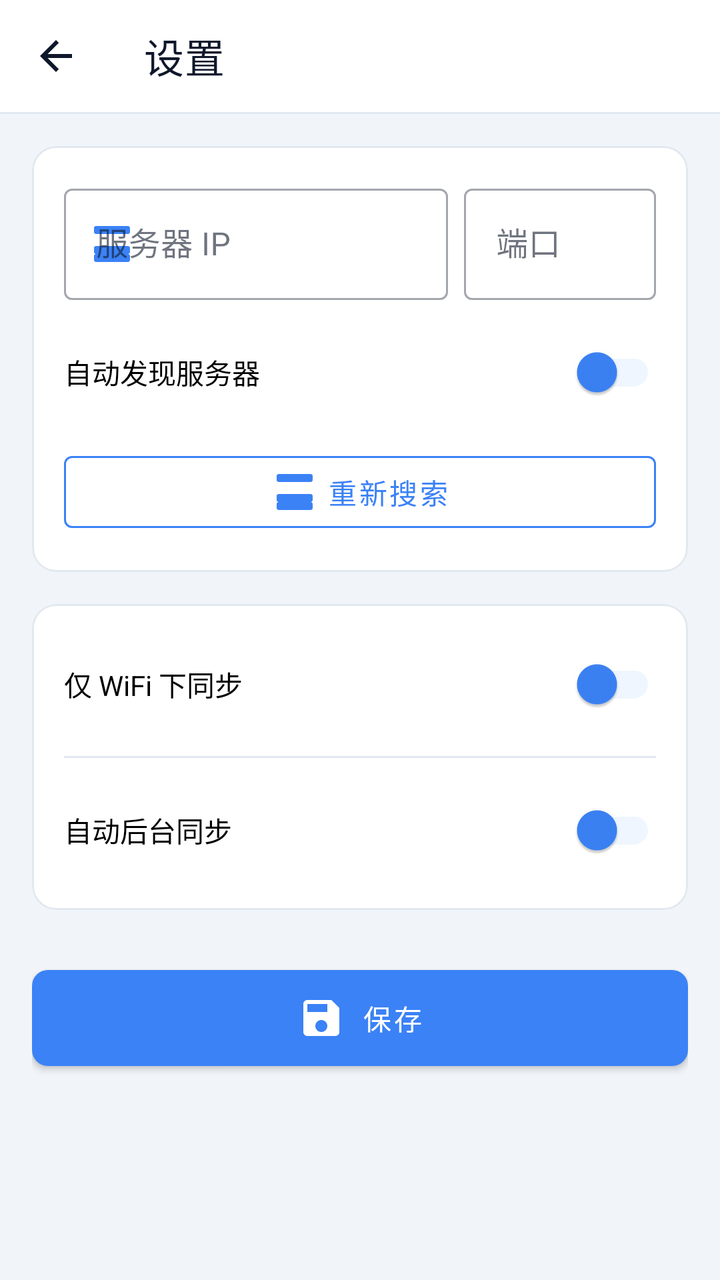
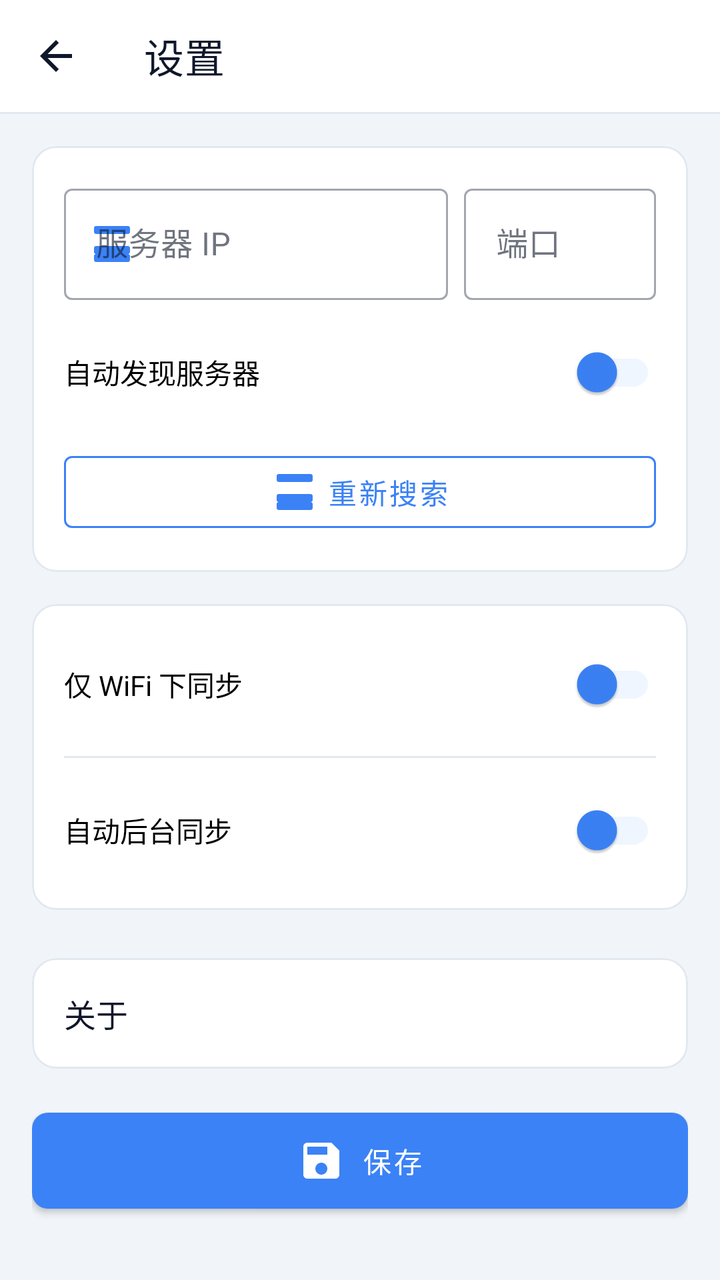

An Android layout rendered at two revisions. The XML below is the earlier revision; the diff shows what the commit changed to produce the second picture.
<!-- AndroidManifest.xml: activity theme Theme.YybaCloud.NoActionBar -->
<!-- res/layout/activity_settings.xml -->
<?xml version="1.0" encoding="utf-8"?>
<LinearLayout xmlns:android="http://schemas.android.com/apk/res/android"
    xmlns:app="http://schemas.android.com/apk/res-auto"
    android:layout_width="match_parent"
    android:layout_height="match_parent"
    android:background="@color/page_bg"
    android:orientation="vertical">

    <com.google.android.material.appbar.MaterialToolbar
        android:id="@+id/toolbar"
        android:layout_width="match_parent"
        android:layout_height="?attr/actionBarSize"
        android:background="@color/surface"
        android:elevation="0dp"
        app:navigationIcon="@drawable/ic_back"
        app:navigationIconTint="@color/text_primary"
        app:title="@string/settings"
        app:titleTextColor="@color/text_primary" />

    <View
        android:layout_width="match_parent"
        android:layout_height="1dp"
        android:background="@color/divider" />

    <ScrollView
        android:layout_width="match_parent"
        android:layout_height="0dp"
        android:layout_weight="1"
        android:fillViewport="true">

        <LinearLayout
            android:layout_width="match_parent"
            android:layout_height="wrap_content"
            android:orientation="vertical"
            android:padding="@dimen/spacing_lg">

            <com.google.android.material.card.MaterialCardView
                style="@style/Widget.Yyba.Card"
                android:layout_width="match_parent"
                android:layout_height="wrap_content"
                android:layout_marginBottom="@dimen/spacing_lg">

                <LinearLayout
                    android:layout_width="match_parent"
                    android:layout_height="wrap_content"
                    android:orientation="vertical"
                    android:padding="@dimen/spacing_lg">

                    <LinearLayout
                        android:layout_width="match_parent"
                        android:layout_height="wrap_content"
                        android:layout_marginBottom="@dimen/spacing_md"
                        android:baselineAligned="false"
                        android:orientation="horizontal">

                        <com.google.android.material.textfield.TextInputLayout
                            android:layout_width="0dp"
                            android:layout_height="wrap_content"
                            android:layout_marginEnd="@dimen/spacing_sm"
                            android:layout_weight="2"
                            app:startIconDrawable="@drawable/ic_server"
                            app:startIconTint="@color/primary"
                            style="@style/Widget.MaterialComponents.TextInputLayout.OutlinedBox">

                            <com.google.android.material.textfield.TextInputEditText
                                android:id="@+id/etServerHost"
                                android:layout_width="match_parent"
                                android:layout_height="wrap_content"
                                android:hint="@string/server_host"
                                android:inputType="text" />
                        </com.google.android.material.textfield.TextInputLayout>

                        <com.google.android.material.textfield.TextInputLayout
                            android:layout_width="0dp"
                            android:layout_height="wrap_content"
                            android:layout_weight="1"
                            style="@style/Widget.MaterialComponents.TextInputLayout.OutlinedBox">

                            <com.google.android.material.textfield.TextInputEditText
                                android:id="@+id/etServerPort"
                                android:layout_width="match_parent"
                                android:layout_height="wrap_content"
                                android:hint="@string/server_port"
                                android:inputType="number" />
                        </com.google.android.material.textfield.TextInputLayout>
                    </LinearLayout>

                    <com.google.android.material.switchmaterial.SwitchMaterial
                        android:id="@+id/switchAutoDiscover"
                        android:layout_width="match_parent"
                        android:layout_height="wrap_content"
                        android:layout_marginBottom="@dimen/spacing_md"
                        android:text="@string/auto_discover"
                        app:thumbTint="@color/primary"
                        app:trackTint="@color/primary_light" />

                    <com.google.android.material.button.MaterialButton
                        android:id="@+id/btnRediscover"
                        style="@style/Widget.MaterialComponents.Button.OutlinedButton"
                        android:layout_width="match_parent"
                        android:layout_height="wrap_content"
                        android:text="@string/rediscover"
                        app:icon="@drawable/ic_server"
                        app:strokeColor="@color/primary" />
                </LinearLayout>
            </com.google.android.material.card.MaterialCardView>

            <com.google.android.material.card.MaterialCardView
                style="@style/Widget.Yyba.Card"
                android:layout_width="match_parent"
                android:layout_height="wrap_content"
                android:layout_marginBottom="@dimen/spacing_xl">

                <LinearLayout
                    android:layout_width="match_parent"
                    android:layout_height="wrap_content"
                    android:orientation="vertical"
                    android:padding="@dimen/spacing_lg">

                    <com.google.android.material.switchmaterial.SwitchMaterial
                        android:id="@+id/switchWifiOnly"
                        android:layout_width="match_parent"
                        android:layout_height="wrap_content"
                        android:text="@string/wifi_only_sync"
                        app:thumbTint="@color/primary"
                        app:trackTint="@color/primary_light" />

                    <View
                        android:layout_width="match_parent"
                        android:layout_height="1dp"
                        android:layout_marginVertical="@dimen/spacing_md"
                        android:background="@color/divider" />

                    <com.google.android.material.switchmaterial.SwitchMaterial
                        android:id="@+id/switchAutoSync"
                        android:layout_width="match_parent"
                        android:layout_height="wrap_content"
                        android:text="@string/auto_sync"
                        app:thumbTint="@color/primary"
                        app:trackTint="@color/primary_light" />
                </LinearLayout>
            </com.google.android.material.card.MaterialCardView>

            <com.google.android.material.button.MaterialButton
                android:id="@+id/btnSave"
                style="@style/Widget.Yyba.Button"
                android:layout_width="match_parent"
                android:layout_height="wrap_content"
                android:text="@string/save"
                app:icon="@drawable/ic_save" />
        </LinearLayout>
    </ScrollView>
</LinearLayout>
<!-- resources referenced by this layout -->
<resources>
  <color name="divider">#E2E8F0</color>
  <color name="page_bg">#F1F5F9</color>
  <color name="primary">#3B82F6</color>
  <color name="primary_light">#EFF6FF</color>
  <color name="surface">#FFFFFF</color>
  <color name="text_primary">#0F172A</color>
  <dimen name="spacing_lg">16dp</dimen>
  <dimen name="spacing_md">12dp</dimen>
  <dimen name="spacing_sm">8dp</dimen>
  <dimen name="spacing_xl">24dp</dimen>
  <!-- drawable ic_back (drawable) -->
  <?xml version="1.0" encoding="utf-8"?>
  <vector xmlns:android="http://schemas.android.com/apk/res/android"
      android:width="24dp"
      android:height="24dp"
      android:viewportWidth="24"
      android:viewportHeight="24">
      <path
          android:fillColor="#FF000000"
          android:pathData="M20,11H7.83l5.59,-5.59L12,4l-8,8 8,8 1.41,-1.41L7.83,13H20v-2z" />
  </vector>
  <!-- drawable ic_save (drawable) -->
  <?xml version="1.0" encoding="utf-8"?>
  <vector xmlns:android="http://schemas.android.com/apk/res/android"
      android:width="24dp"
      android:height="24dp"
      android:viewportWidth="24"
      android:viewportHeight="24">
      <path
          android:fillColor="#FF000000"
          android:pathData="M17,3H5c-1.11,0 -2,0.9 -2,2v14c0,1.1 0.89,2 2,2h14c1.1,0 2,-0.9 2,-2V7l-4,-4zM12,19c-1.66,0 -3,-1.34 -3,-3s1.34,-3 3,-3 3,1.34 3,3 -1.34,3 -3,3zM15,9H5V5h10v4z" />
  </vector>
  <!-- drawable ic_server (drawable) -->
  <?xml version="1.0" encoding="utf-8"?>
  <vector xmlns:android="http://schemas.android.com/apk/res/android"
      android:width="24dp"
      android:height="24dp"
      android:viewportWidth="24"
      android:viewportHeight="24">
      <path
          android:fillColor="#FF000000"
          android:pathData="M20,13H4c-0.55,0 -1,0.45 -1,1v2c0,0.55 0.45,1 1,1h16c0.55,0 1,-0.45 1,-1v-2c0,-0.55 -0.45,-1 -1,-1zM4,7h16c0.55,0 1,-0.45 1,-1V4c0,-0.55 -0.45,-1 -1,-1H4c-0.55,0 -1,0.45 -1,1v2c0,0.55 0.45,1 1,1zM4,21h16c0.55,0 1,-0.45 1,-1v-2c0,-0.55 -0.45,-1 -1,-1H4c-0.55,0 -1,0.45 -1,1v2c0,0.55 0.45,1 1,1z" />
  </vector>
  <string name="auto_discover">自动发现服务器</string>
  <string name="auto_sync">自动后台同步</string>
  <string name="rediscover">重新搜索</string>
  <string name="save">保存</string>
  <string name="server_host">服务器 IP</string>
  <string name="server_port">端口</string>
  <string name="settings">设置</string>
  <string name="wifi_only_sync">仅 WiFi 下同步</string>
  <style name="Widget.Yyba.Button" parent="Widget.MaterialComponents.Button">
          <item name="cornerRadius">@dimen/radius_sm</item>
          <item name="android:textAllCaps">false</item>
          <item name="android:paddingTop">12dp</item>
          <item name="android:paddingBottom">12dp</item>
          <item name="iconGravity">textStart</item>
          <item name="iconPadding">8dp</item>
          <item name="iconTint">@android:color/white</item>
          <item name="backgroundTint">@color/primary</item>
      </style>
  <style name="Widget.Yyba.Card" parent="Widget.MaterialComponents.CardView">
          <item name="cardCornerRadius">@dimen/radius_md</item>
          <item name="cardElevation">0dp</item>
          <item name="strokeWidth">@dimen/card_stroke</item>
          <item name="strokeColor">@color/border</item>
          <item name="cardBackgroundColor">@color/surface</item>
      </style>
  <style name="Theme.YybaCloud.NoActionBar" parent="Theme.YybaCloud" />
  <dimen name="radius_sm">8dp</dimen>
  <dimen name="radius_md">12dp</dimen>
  <dimen name="card_stroke">1dp</dimen>
  <color name="border">#E2E8F0</color>
  <color name="primary_dark">#2563EB</color>
  <color name="accent">#06B6D4</color>
  <!-- unchanged entries left out for length: 1 -->
</resources>

<!-- the commit's change to res/layout/activity_settings.xml (unified diff, before → after) -->
@@ -141,6 +141,37 @@
                 </LinearLayout>
             </com.google.android.material.card.MaterialCardView>
 
+            <com.google.android.material.card.MaterialCardView
+                style="@style/Widget.Yyba.Card"
+                android:layout_width="match_parent"
+                android:layout_height="wrap_content"
+                android:layout_marginBottom="@dimen/spacing_lg">
+
+                <LinearLayout
+                    android:layout_width="match_parent"
+                    android:layout_height="wrap_content"
+                    android:baselineAligned="false"
+                    android:gravity="center_vertical"
+                    android:orientation="horizontal"
+                    android:padding="@dimen/spacing_lg">
+
+                    <TextView
+                        android:layout_width="0dp"
+                        android:layout_height="wrap_content"
+                        android:layout_weight="1"
+                        android:text="@string/about"
+                        android:textColor="@color/text_primary"
+                        android:textSize="16sp" />
+
+                    <TextView
+                        android:id="@+id/tvVersion"
+                        android:layout_width="wrap_content"
+                        android:layout_height="wrap_content"
+                        android:textColor="@color/text_secondary"
+                        android:textSize="14sp" />
+                </LinearLayout>
+            </com.google.android.material.card.MaterialCardView>
+
             <com.google.android.material.button.MaterialButton
                 android:id="@+id/btnSave"
                 style="@style/Widget.Yyba.Button"
<!-- resource entries referenced after the edit -->
@@ -6,6 +6,7 @@
   <color name="primary_light">#EFF6FF</color>
   <color name="surface">#FFFFFF</color>
   <color name="text_primary">#0F172A</color>
+  <color name="text_secondary">#64748B</color>
   <dimen name="spacing_lg">16dp</dimen>
   <dimen name="spacing_md">12dp</dimen>
   <dimen name="spacing_sm">8dp</dimen>
@@ -43,6 +44,7 @@
           android:fillColor="#FF000000"
           android:pathData="M20,13H4c-0.55,0 -1,0.45 -1,1v2c0,0.55 0.45,1 1,1h16c0.55,0 1,-0.45 1,-1v-2c0,-0.55 -0.45,-1 -1,-1zM4,7h16c0.55,0 1,-0.45 1,-1V4c0,-0.55 -0.45,-1 -1,-1H4c-0.55,0 -1,0.45 -1,1v2c0,0.55 0.45,1 1,1zM4,21h16c0.55,0 1,-0.45 1,-1v-2c0,-0.55 -0.45,-1 -1,-1H4c-0.55,0 -1,0.45 -1,1v2c0,0.55 0.45,1 1,1z" />
   </vector>
+  <string name="about">关于</string>
   <string name="auto_discover">自动发现服务器</string>
   <string name="auto_sync">自动后台同步</string>
   <string name="rediscover">重新搜索</string>
